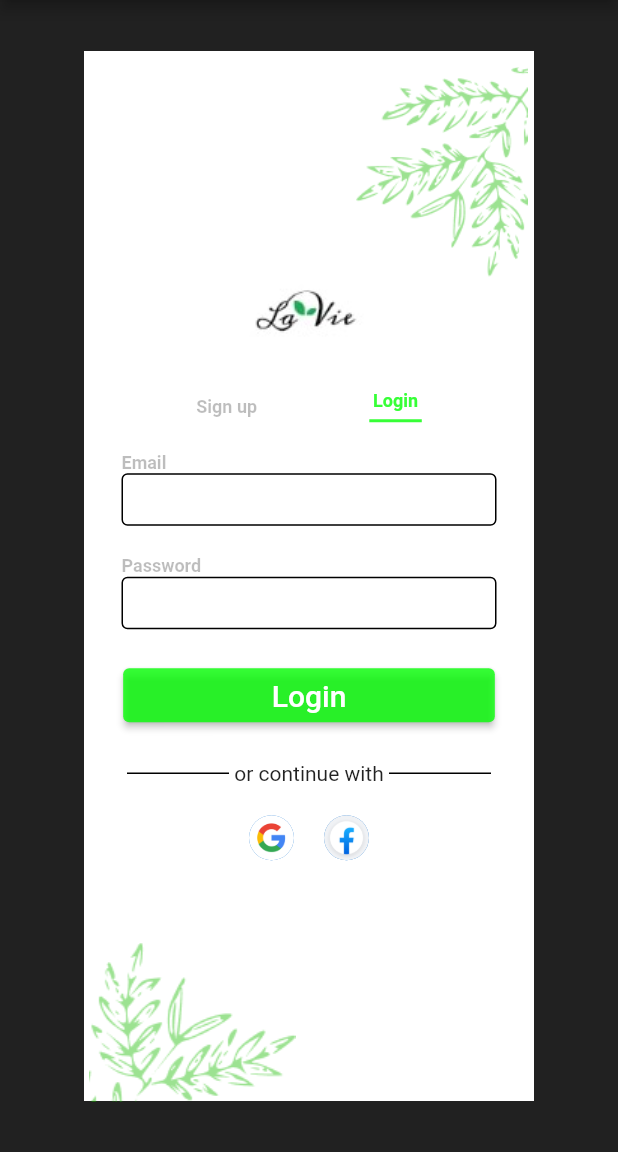
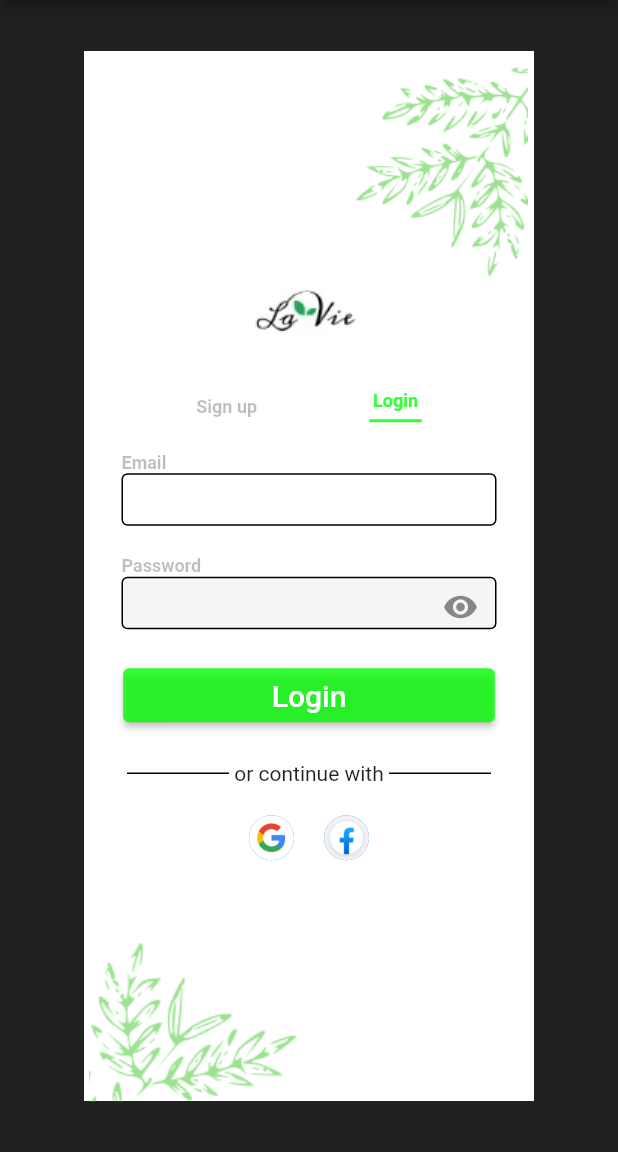
Before and after one commit to AGbreel/LaVie1, a Flutter app: the screen it shows after launch, on a phone screen of 412 x 824 dp, the part 84-1236 px from its top. Run offline on Flutter 3.47's test engine with Material 2 defaults, Android fonts, the phone set to English and light mode, and no system bars.

Commit message:
my change

```diff
--- a/lib/HomePage.dart
+++ b/lib/HomePage.dart
@@ -9,6 +9,14 @@ class HomePage extends StatefulWidget {
 }
 
 class _HomePageState extends State<HomePage> {
+
+  bool passwordVisible=false;
+  @override
+  void initState(){
+    super.initState();
+    passwordVisible=true;
+  }
+
   @override
   Widget build(BuildContext context) {
     return Scaffold(
@@ -86,6 +94,7 @@ class _HomePageState extends State<HomePage> {
                     height: 35,
                     width: 250,
                     child: TextField(
+                      cursorColor: Color.fromARGB(255, 0, 255, 0),
                       decoration: InputDecoration(
                           //label: Text("Email"),
                           //hintText: "enter your email",
@@ -107,20 +116,36 @@ class _HomePageState extends State<HomePage> {
                       textAlign: TextAlign.left,
                     ),
                   ),
-                  const SizedBox(
+                   SizedBox(
                     height: 35,
                     width: 250,
                     child: TextField(
+                      cursorColor: const Color.fromARGB(255, 0, 255, 0),
+                      obscureText: passwordVisible,
+                      keyboardType: TextInputType.visiblePassword,
+                      textInputAction: TextInputAction.done,
                       decoration: InputDecoration(
-                          //label: Text("Password"),
-                          //hintText: "enter your password",
-                          //prefixIcon: Icon(Icons.password),
-                          enabledBorder: OutlineInputBorder(
-                            borderSide: BorderSide(color: Colors.black),
+                        //label: Text("Password"),
+                        //hintText: "enter your password",
+                        //prefixIcon: Icon(Icons.password),
+                        suffixIcon: IconButton(
+                          icon: Icon(passwordVisible ? Icons.visibility : Icons.visibility_off),
+                          onPressed: () {
+                            setState(
+                                  () {
+                                passwordVisible = !passwordVisible;
+                              },
+                            );
+                          },
+                        ),
+                        alignLabelWithHint: false,
+                        filled: true,
+                        enabledBorder: const OutlineInputBorder(
+                          borderSide: BorderSide(color: Colors.black),
                           ),
-                          focusedBorder: OutlineInputBorder(
+                          focusedBorder: const OutlineInputBorder(
                               borderSide: BorderSide(color: Color.fromARGB(255, 0, 255, 0)),
-                          )
+                          ),
                       ),
                     ),
                   ),
--- a/lib/main.dart
+++ b/lib/main.dart
@@ -1,5 +1,6 @@
 import 'package:flutter/material.dart';
 import 'package:lavie1/HomePage.dart';
+
 
 void main() {
   runApp(const MyApp());
```
